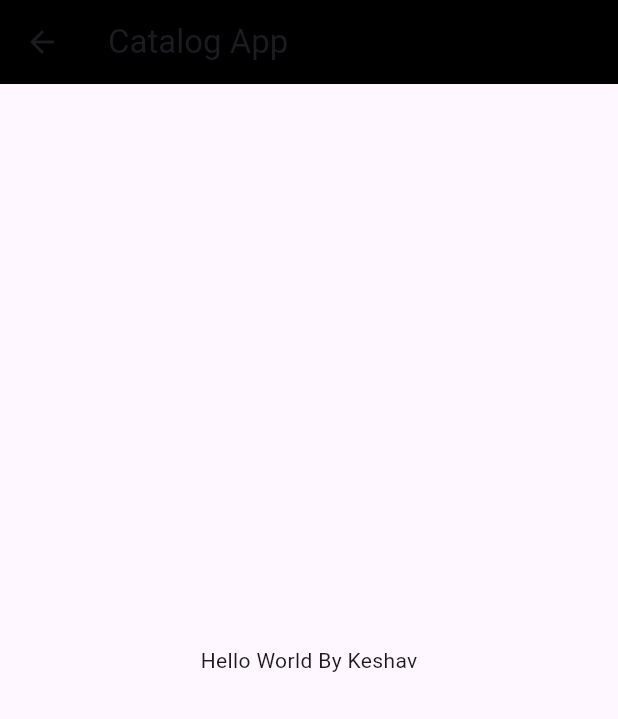
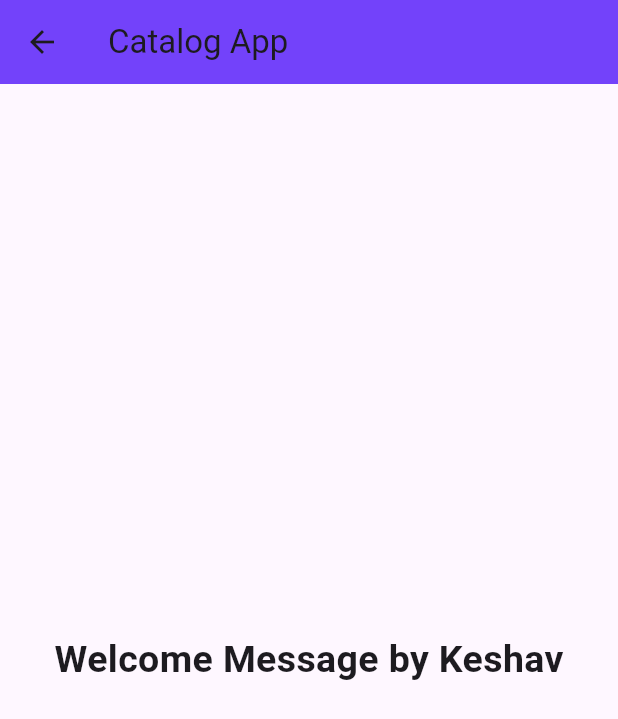
Before and after one commit to keshavp07-git/Catalog_app, a Flutter app: the HomePage screen opened by its route, on a phone screen of 412 x 824 dp. Shown: the top 719 px of the screen. Run offline on Flutter 3.47's test engine with Material 3 defaults, Android fonts, the phone set to English and light mode, and no system bars; our stand-ins replace google_fonts.

Commit message:
day 5 completed

```diff
--- a/lib/pages/Home_Page.dart
+++ b/lib/pages/Home_Page.dart
@@ -1,6 +1,9 @@
 // ignore_for_file: unused_import
 
+import 'dart:convert';
+
 import 'package:flutter/material.dart';
+import 'package:google_fonts/google_fonts.dart';
 
 class HomePage extends StatelessWidget {
   const HomePage({super.key});
@@ -9,9 +12,17 @@ class HomePage extends StatelessWidget {
   Widget build(BuildContext context) {
     return Scaffold(
         appBar: AppBar(
-          backgroundColor: Colors.black,
+          backgroundColor: Color.fromARGB(230, 100, 46, 249),
           title: Text("Catalog App"),
         ),
-        body: Center(child: Container(child: Text("Hello World By Keshav"))));
+        body: Center(
+            child: Container(
+                child: Text(
+          "Welcome Message by Keshav",
+          style: TextStyle(
+            fontSize: 25,
+            fontWeight: FontWeight.bold,
+          ),
+        ))));
   }
 }
--- /dev/null
+++ b/lib/utils/routes.dart
@@ -0,0 +1,4 @@
+class MyRoutes {
+  static String loginroute = "/login";
+  static String homeroute = "/home";
+}
```
Also changed, not shown: lib/main.dart (+6 -5 lines), lib/pages/Login_Page.dart (+38 -15 lines).
